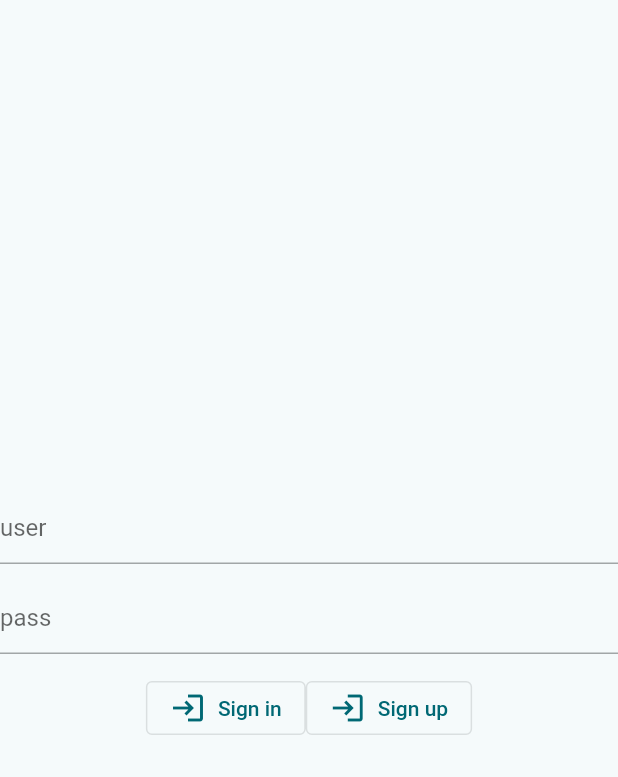
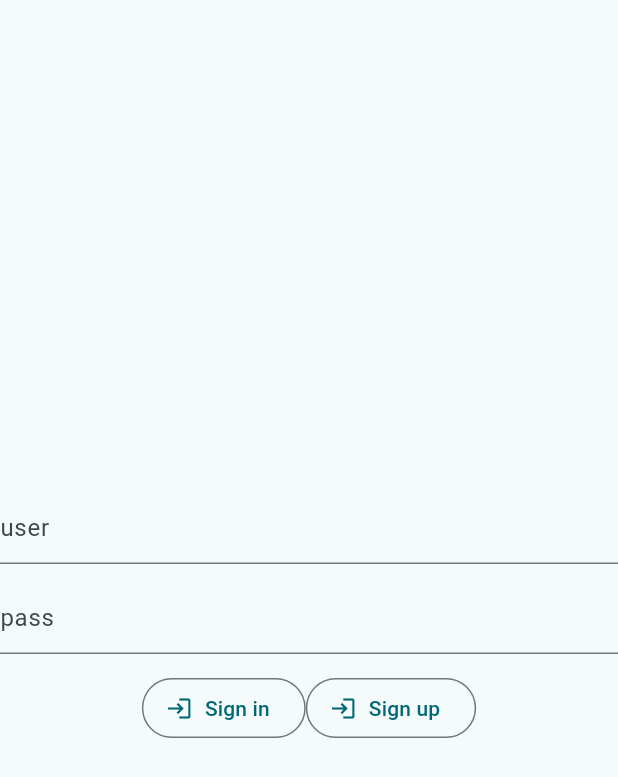
Before and after one commit to wrbl606/flutter_surrealdb_client_example, a Flutter app: the screen it shows after launch, on a phone screen of 412 x 824 dp. Shown: the top 777 px of the screen. Run offline on Flutter 3.47's test engine with Material 2 defaults, Android fonts, the phone set to English and light mode, and no system bars; our stand-ins replace jwt_decoder, shared_preferences; missing offline and left inert: surrealdb_client.

```diff
--- a/lib/main.dart
+++ b/lib/main.dart
@@ -1,5 +1,6 @@
 import 'package:flutter/material.dart';
 import 'package:surreal_auth/widget/common/surreal.dart';
+import 'package:surreal_auth/widget/common/theme.dart';
 import 'package:surreal_auth/widget/screens/auth/widget/auth_screen.dart';
 import 'package:surreal_auth/widget/screens/home/widget/home_screen.dart';
 import 'package:surreal_auth/widget/screens/init/widget/init_screen.dart';
@@ -26,7 +27,7 @@ class MyApp extends StatelessWidget {
         database: 'test',
         child: MaterialApp(
           title: 'Surreal Auth',
-          theme: ThemeData(colorSchemeSeed: Colors.white),
+          theme: theme,
           routes: routes,
         ),
       );
--- /dev/null
+++ b/lib/widget/common/theme.dart
@@ -0,0 +1,6 @@
+import 'package:flutter/material.dart';
+
+final theme = ThemeData(
+  colorSchemeSeed: Colors.white,
+  useMaterial3: true,
+);
```
Also changed, not shown: 3 other files.
